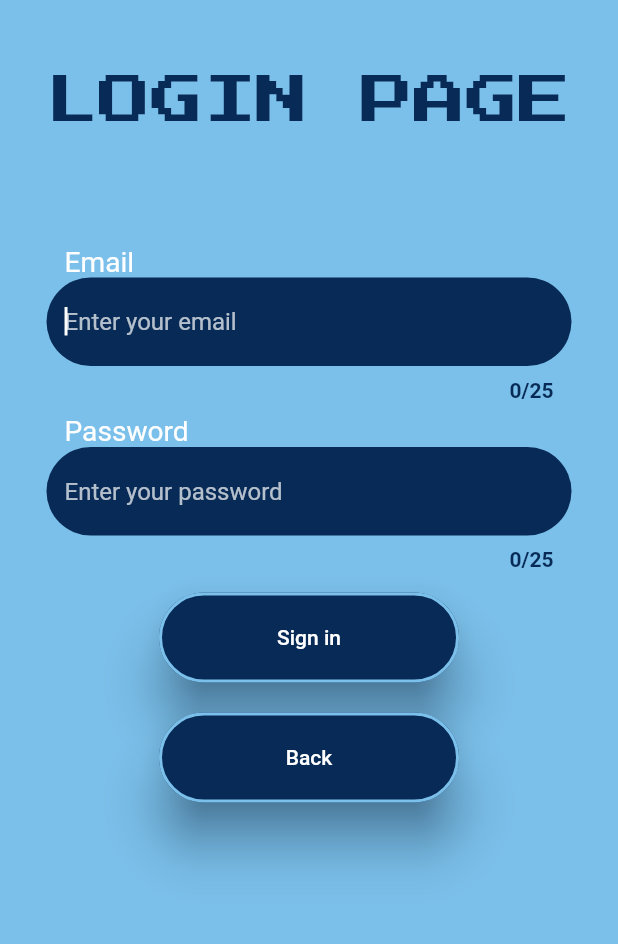
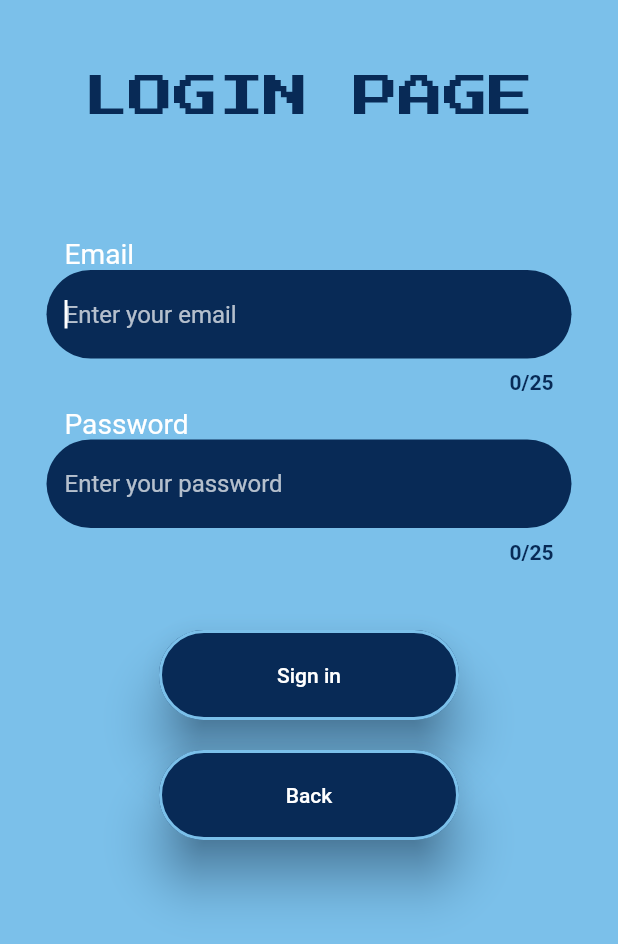
Before and after one commit to jpveloso/RunBruinRun, a Flutter app: the screen it shows after launch, after a tap on "Login", on a phone screen of 412 x 824 dp. Shown: the top 944 px of the screen. Run offline on Flutter 3.47's test engine with Material 2 defaults, Android fonts, the phone set to English and light mode, and no system bars; our stand-ins replace cloud_firestore, firebase_auth, firebase_core, fluttertoast; accounts and stored records are empty.

Commit message:
Added icons for the launcher of the game. Adding Toast messages for Login screen. Fixed sizing issues on different devices for various texts. Started to implement game over screen...

```diff
--- a/lib/main.dart
+++ b/lib/main.dart
@@ -1,11 +1,17 @@
+import 'package:firebase_auth/firebase_auth.dart';
+import 'package:firebase_core/firebase_core.dart';
+import 'package:flutter/foundation.dart';
 import 'package:flutter/material.dart';
 import 'package:flutter/services.dart';
 import 'package:run_bruin_run/screens/homepage/home_page.dart';
-import 'package:firebase_core/firebase_core.dart';
+import 'package:run_bruin_run/screens/mainmenu/main_menu_page.dart';
 
 void main() async {
   WidgetsFlutterBinding.ensureInitialized();
   await Firebase.initializeApp();
+  if (kIsWeb) {
+    FirebaseAuth.instance.setPersistence(Persistence.LOCAL);
+  }
   SystemChrome.setPreferredOrientations([DeviceOrientation.portraitUp]);
   runApp(const MyApp());
 }
@@ -13,14 +19,25 @@ void main() async {
 class MyApp extends StatelessWidget {
   const MyApp({super.key});
 
-  // This widget is the root of your application.
   @override
   Widget build(BuildContext context) {
     return MaterialApp(
-      theme: ThemeData(
-        primarySwatch: Colors.blue,
+      title: 'My App',
+      home: StreamBuilder<User?>(
+        stream: FirebaseAuth.instance.authStateChanges(),
+        builder: (context, snapshot) {
+          if (snapshot.connectionState == ConnectionState.waiting) {
+            // Show loading indicator if auth state is still being determined
+            return const CircularProgressIndicator();
+          } else if (snapshot.hasData) {
+            // User is already authenticated, show main menu page
+            return const MainMenuPage();
+          } else {
+            // User is not authenticated, show login page
+            return const HomePage();
+          }
+        },
       ),
-      home: const HomePage(),
     );
   }
 }
--- a/lib/screens/homepage/home_page.dart
+++ b/lib/screens/homepage/home_page.dart
@@ -34,12 +34,15 @@ class _HomePageState extends State<HomePage> {
                 'lib/images/Sheridan_Bruins_Logo.png',
               ),
               const SizedBox(height: 50),
-              const Text(
-                'RUN BRUIN RUN',
-                style: TextStyle(
-                  fontSize: 28,
-                  color: darkBruinBlue,
-                  fontFamily: 'PressStart2P',
+              const FittedBox(
+                fit: BoxFit.fitWidth,
+                child: Text(
+                  'RUN BRUIN RUN',
+                  style: TextStyle(
+                    fontSize: 22,
+                    color: darkBruinBlue,
+                    fontFamily: 'PressStart2P',
+                  ),
                 ),
               ),
               const SizedBox(height: 120),
--- a/lib/screens/hurdle/hurdle.dart
+++ b/lib/screens/hurdle/hurdle.dart
@@ -1,5 +1,3 @@
-import 'dart:math';
-
 import 'package:flutter/widgets.dart';
 
 import 'constants.dart';
--- a/lib/screens/usercredentialpages/login_page.dart
+++ b/lib/screens/usercredentialpages/login_page.dart
@@ -7,8 +7,6 @@ import 'package:run_bruin_run/styles/input_field_styles.dart';
 
 import '../../styles/button_styles.dart';
 import '../../styles/colours.dart';
-
-// final emailFieldController = TextEditingController();
 
 class LoginPage extends StatefulWidget {
   const LoginPage({super.key});
@@ -48,12 +46,16 @@ class _LoginPageState extends State<LoginPage> {
           MaterialPageRoute(builder: (context) => const MainMenuPage()));
     } on FirebaseAuthException catch (e) {
       if (e.code == 'user-not-found') {
-        Fluttertoast.showToast(
-            msg: "User with email does not exist!", toastLength: Toast.LENGTH_LONG);
+        Fluttertoast.showToast(fontSize: 20, gravity: ToastGravity.CENTER,
+            msg: "User with that email does not exist!", toastLength: Toast.LENGTH_SHORT);
         _errorMessage = 'No user found with that email address.';
       } else if (e.code == 'wrong-password') {
+        Fluttertoast.showToast(fontSize: 20, gravity: ToastGravity.CENTER,
+            msg: "Password is incorrect!", toastLength: Toast.LENGTH_SHORT);
         _errorMessage = 'Incorrect password.';
       } else {
+        Fluttertoast.showToast(fontSize: 20, gravity: ToastGravity.CENTER,
+            msg: "An error occurred. Please try again later.", toastLength: Toast.LENGTH_SHORT);
         _errorMessage = 'An error occurred. Please try again later.';
       }
     }
@@ -71,18 +73,26 @@ class _LoginPageState extends State<LoginPage> {
                 mainAxisAlignment: MainAxisAlignment.start,
                 children: [
                   const SizedBox(height: 50),
-                  const Text(
+                  const FittedBox(
+                    fit: BoxFit.fitWidth,
+                    child: Text(
                       'LOGIN PAGE',
                       style: TextStyle(
-                      fontSize: 35,
+                        fontSize: 30,
                         color: darkBruinBlue,
                         fontFamily: 'PressStart2P',
                       ),
                     ),
+                  ),
                   const SizedBox(height: 100),
+                  Wrap(
+                    direction: Axis.vertical,
+                    crossAxisAlignment: WrapCrossAlignment.center,
+                    spacing: 20,
+                    children: [
                       SizedBox(
                         width: 350,
-                    height: 200,
+                        height: 220,
                         child: Column(children: [
                           inputTextFormFieldStyle(
                               "Email",
@@ -99,7 +109,6 @@ class _LoginPageState extends State<LoginPage> {
                               wrongPassword ? 'Incorrect password.' : null),
                         ]),
                       ),
-                  const SizedBox(height: 10),
                       Wrap(
                         direction: Axis.vertical,
                         crossAxisAlignment: WrapCrossAlignment.center,
@@ -107,22 +116,9 @@ class _LoginPageState extends State<LoginPage> {
                         children: [
                           ElevatedButton(
                               style: getButtonStyle(),
-                          // onPressed: () {
-                          //   if (_formKey.currentState!.validate()) {
-                          //     ScaffoldMessenger.of(context).showSnackBar(
-                          //       const SnackBar(content: Text('Signing in')),
-                          //     );
-                          //   }
-                          // },
                               onPressed: () {
                                 if (_formKey.currentState?.validate() ?? false) {
-                              _signInWithEmailAndPassword(); //.then((value){
-                              //         Navigator.push(
-                              //           context,
-                              //         MaterialPageRoute(
-                              //           builder: (context) =>
-                              //             const MainMenuPage()));
-                              //  });
+                                  _signInWithEmailAndPassword();
                                 }
                               },
                               child: const Text(
@@ -141,6 +137,8 @@ class _LoginPageState extends State<LoginPage> {
                         ],
                       ),
                     ],
+                  )
+                ],
               ),
             )));
   }
--- a/lib/styles/input_field_styles.dart
+++ b/lib/styles/input_field_styles.dart
@@ -76,6 +76,8 @@ TextFormField passwordTextFormFieldStyle(String? labelText, String? hintText,
     validator: (value) {
       if (value == null || value.isEmpty) {
         return '$labelText is required';
+      } else if (value.length < 6) {
+        return 'Must be at least 6 characters!';
       }
       return null;
     },
```
Also changed, not shown: lib/screens/gameover/game_over_screen.dart (added, +24 -0 lines), lib/screens/hurdle/game.dart (+7 -2 lines), lib/screens/mainmenu/main_menu_page.dart (+34 -25 lines), 20 other files. Lines whose indentation alone changed are shown as unchanged.
